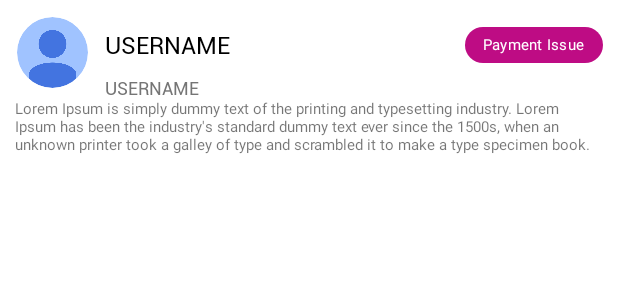
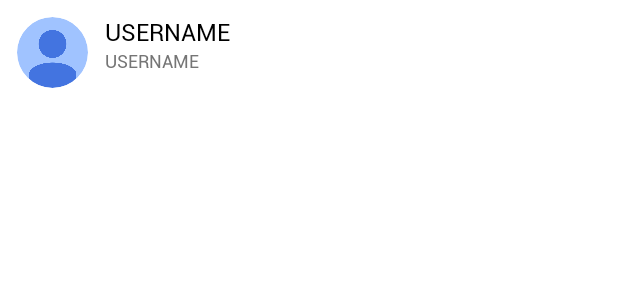
Before and after one commit to jayaprasad356/real_jobs_admin, an Android app: the layout list_tickets.xml on its own in the app's theme, with its tools: preview values and no code run, on a phone screen of 412 x 824 dp. Shown: the top 300 px of the screen. Run offline under Robolectric (Android 15) with nearby library versions, the phone set to English and light mode, and no system bars.

Commit message:
message flow improved

```diff
--- a/app/src/main/java/com/app/realjobadmin/MessageActivity.java
+++ b/app/src/main/java/com/app/realjobadmin/MessageActivity.java
@@ -981,7 +981,7 @@ public class MessageActivity extends BaseActivity implements View.OnClickListene
                         hashMap.put(EMP_NAME, session.getData(NAME));
                         hashMap.put(EMP_MOBILE, session.getData(MOBILE));
                         hashMap.put(EMP_ID, session.getData(USER_ID));
-                        hashMap.put(TYPE, FOLLOWUP_TICKET);
+                        hashMap.put(TYPE, JOINING_TICKET);
                         reference.child(JOINING_TICKET).child(Mobile).updateChildren(hashMap);
 //
 //                        DatabaseReference ref1 = FirebaseDatabase.getInstance().getReference().child(JOINING_TICKET).child(Mobile);
--- a/app/src/main/res/layout/activity_joining.xml
+++ b/app/src/main/res/layout/activity_joining.xml
@@ -87,6 +87,7 @@
         android:text="Total Follow Ups = 100"/>
     <HorizontalScrollView
         android:id="@+id/hori"
+        android:visibility="gone"
         android:layout_gravity="center"
         android:layout_width="wrap_content"
         android:layout_height="wrap_content"
--- a/app/src/main/res/layout/activity_message.xml
+++ b/app/src/main/res/layout/activity_message.xml
@@ -41,6 +41,7 @@
                 <ImageView
                     android:id="@+id/imgCloseTicket"
                     android:layout_width="wrap_content"
+                    android:visibility="gone"
                     android:layout_height="wrap_content"
                     android:src="@drawable/ic_baseline_close_24"
                     android:padding="@dimen/_5sdp"
--- a/app/src/main/res/layout/list_tickets.xml
+++ b/app/src/main/res/layout/list_tickets.xml
@@ -28,6 +28,7 @@
 
 
         <TextView
+            android:visibility="gone"
             android:id="@+id/tvDescription"
             android:layout_width="wrap_content"
             android:layout_height="wrap_content"
@@ -81,6 +82,7 @@
 
                 <com.google.android.material.chip.Chip
                     android:id="@+id/tvCategory"
+                    android:visibility="gone"
                     android:layout_width="wrap_content"
                     android:layout_height="@dimen/padding40"
                     android:layout_alignParentEnd="true"
@@ -128,9 +130,11 @@
                 <LinearLayout
                     android:layout_width="wrap_content"
                     android:layout_height="wrap_content"
+                    android:layout_centerHorizontal="true"
                     android:gravity="center"
-                    android:layout_centerHorizontal="true"
-                    android:orientation="vertical">
+                    android:orientation="vertical"
+                    android:visibility="gone">
+
                     <TextView
                         android:id="@+id/tvRefferedBy"
                         android:layout_width="wrap_content"
@@ -146,7 +150,7 @@
                         android:visibility="visible" />
 
                     <TextView
-                       android:id="@+id/tvStatusNotVerified"
+                        android:id="@+id/tvStatusNotVerified"
                         android:layout_width="wrap_content"
                         android:layout_height="wrap_content"
                         android:layout_gravity="center"
@@ -155,9 +159,10 @@
                         android:maxLines="2"
                         android:text=""
                         android:textColor="@color/blue_900"
+                        android:textSize="@dimen/font_twelve"
                         android:textStyle="bold"
-                        android:textSize="@dimen/font_twelve"
                         android:visibility="gone" />
+
                     <TextView
                         android:id="@+id/tvStatusVerified"
                         android:layout_width="wrap_content"
@@ -168,11 +173,13 @@
                         android:maxLines="2"
                         android:text=""
                         android:textColor="@color/green_900"
+                        android:textSize="@dimen/font_twelve"
                         android:textStyle="bold"
-                        android:textSize="@dimen/font_twelve"
                         android:visibility="gone" />
+
                     <TextView
                         android:id="@+id/tvStatusBlocked"
+                        visibility="gone"
                         android:layout_width="wrap_content"
                         android:layout_height="wrap_content"
                         android:layout_gravity="center"
@@ -180,10 +187,9 @@
                         android:gravity="center"
                         android:maxLines="2"
                         android:text=""
-                        visibility="gone"
                         android:textColor="@color/red_500"
-                        android:textStyle="bold"
-                        android:textSize="@dimen/font_twelve" />
+                        android:textSize="@dimen/font_twelve"
+                        android:textStyle="bold" />
                 </LinearLayout>
 
 
```
Also changed, not shown: app/src/main/java/com/app/realjobadmin/LoginForJoiningsFragment.java (+6 -25 lines).
